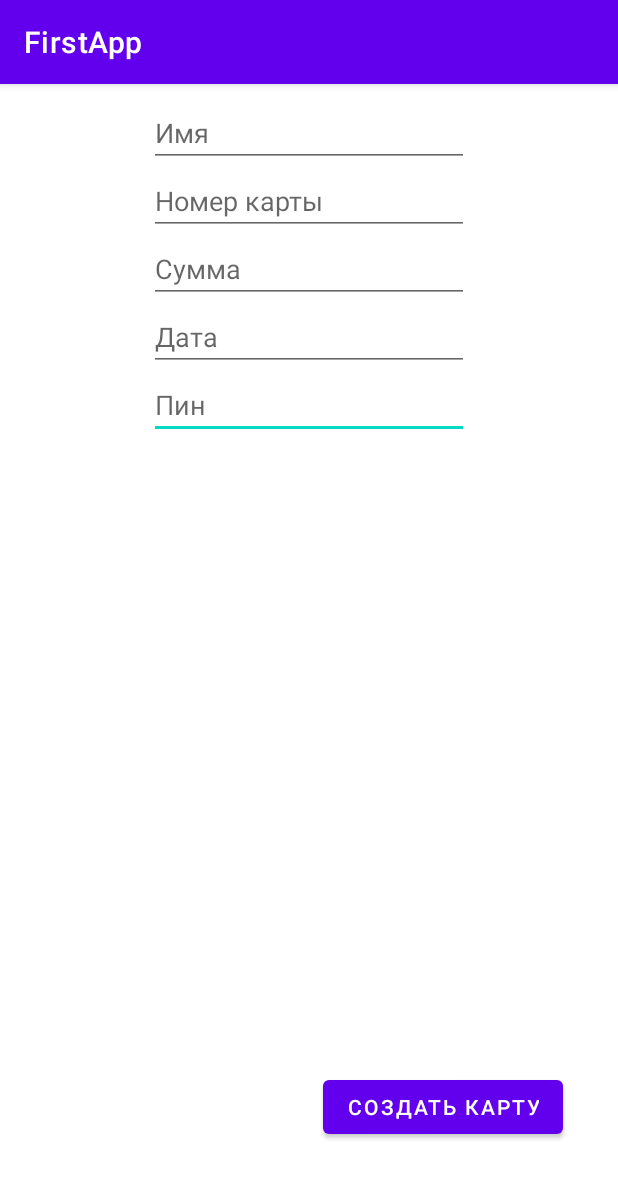
After one commit to DenisAndr/FirstAppTest, an Android app: the AddCardActivity screen opened directly, with no data from a screen before it, on a phone screen of 412 x 824 dp. The commit adds this screen. Shown: the top 1178 px of the screen. Run offline under Robolectric (Android 15) with nearby library versions, the phone set to English and light mode, and no system bars.

Commit message:
Add Card activity created

```diff
--- a/app/src/main/AndroidManifest.xml
+++ b/app/src/main/AndroidManifest.xml
@@ -11,6 +11,7 @@
         android:roundIcon="@mipmap/ic_launcher_round"
         android:supportsRtl="true"
         android:theme="@style/Theme.FirstApp">
+        <activity android:name=".AddCardActivity"></activity>
         <activity android:name=".MainActivity">
             <intent-filter>
                 <action android:name="android.intent.action.MAIN" />
--- /dev/null
+++ b/app/src/main/java/de/ludetis/firstapp/AddCardActivity.java
@@ -0,0 +1,50 @@
+package de.ludetis.firstapp;
+
+import androidx.appcompat.app.AppCompatActivity;
+
+import android.os.Bundle;
+import android.view.View;
+import android.widget.Button;
+import android.widget.EditText;
+import android.widget.Toast;
+
+import de.ludetis.firstapp.data.BankCard;
+
+public class AddCardActivity extends AppCompatActivity {
+
+    @Override
+    protected void onCreate(Bundle savedInstanceState) {
+        super.onCreate(savedInstanceState);
+        setContentView(R.layout.activity_add_card);
+
+        Button createCard = findViewById(R.id.buttonAddCard);
+        createCard.setOnClickListener(new View.OnClickListener() {
+            @Override
+            public void onClick(View v) {
+
+                String name = ((EditText) findViewById(R.id.editTextName)).getText().toString();
+                String num = ((EditText) findViewById(R.id.editTextNumber)).getText().toString();
+                String sum = ((EditText) findViewById(R.id.editTextSum)).getText().toString();
+                String date = ((EditText) findViewById(R.id.editTextDate)).getText().toString();
+                String pin = ((EditText) findViewById(R.id.editTextPin)).getText().toString();
+
+                if (name.isEmpty() || num.isEmpty() || sum.isEmpty() || date.isEmpty() || pin.isEmpty()) {
+                    Toast.makeText(AddCardActivity.this, "Не все поля заполнены.", Toast.LENGTH_SHORT).show();
+                    return;
+                }
+
+                try {
+                    BankCardsManager.getInstance().add(new BankCard(name, num, Float.parseFloat(sum), date, Integer.parseInt(pin)));
+                } catch (NumberFormatException e) {
+                    e.printStackTrace();
+                    Toast.makeText(AddCardActivity.this, "Неправильно заполнены поля", Toast.LENGTH_SHORT).show();
+                    return;
+                }
+
+                Toast.makeText(AddCardActivity.this, "Карта успешно создана", Toast.LENGTH_SHORT).show();
+                finish();
+            }
+        });
+
+    }
+}
--- a/app/src/main/java/de/ludetis/firstapp/MyRecyclerViewAdapter.java
+++ b/app/src/main/java/de/ludetis/firstapp/MyRecyclerViewAdapter.java
@@ -17,9 +17,9 @@ import de.ludetis.firstapp.data.NeBankCard;
 
 public class MyRecyclerViewAdapter extends RecyclerView.Adapter<MyRecyclerViewAdapter.BankCardViewHolder> {
 
-    private final List<Card> bankCardList;
+    private final IBankCardsManager bankCardList;
 
-    public MyRecyclerViewAdapter(List<Card> bankCardList) {
+    public MyRecyclerViewAdapter(IBankCardsManager bankCardList) {
         this.bankCardList = bankCardList;
     }
 
--- /dev/null
+++ b/app/src/main/res/layout/activity_add_card.xml
@@ -0,0 +1,78 @@
+<?xml version="1.0" encoding="utf-8"?>
+<androidx.constraintlayout.widget.ConstraintLayout xmlns:android="http://schemas.android.com/apk/res/android"
+    xmlns:app="http://schemas.android.com/apk/res-auto"
+    xmlns:tools="http://schemas.android.com/tools"
+    android:layout_width="match_parent"
+    android:layout_height="match_parent"
+    tools:context=".AddCardActivity">
+
+    <EditText
+        android:id="@+id/editTextPin"
+        android:layout_width="wrap_content"
+        android:layout_height="wrap_content"
+        android:ems="10"
+        android:hint="Пин"
+        android:inputType="numberSigned"
+        app:layout_constraintEnd_toEndOf="parent"
+        app:layout_constraintStart_toStartOf="parent"
+        app:layout_constraintTop_toBottomOf="@+id/editTextDate" />
+
+    <EditText
+        android:id="@+id/editTextNumber"
+        android:layout_width="wrap_content"
+        android:layout_height="wrap_content"
+        android:ems="10"
+        android:hint="Номер карты"
+        android:inputType="numberDecimal"
+        app:layout_constraintEnd_toEndOf="parent"
+        app:layout_constraintStart_toStartOf="parent"
+        app:layout_constraintTop_toBottomOf="@+id/editTextName" />
+
+    <EditText
+        android:id="@+id/editTextName"
+        android:layout_width="wrap_content"
+        android:layout_height="wrap_content"
+        android:layout_marginTop="10dp"
+        android:ems="10"
+        android:hint="Имя"
+        android:inputType="textPersonName"
+        app:layout_constraintEnd_toEndOf="parent"
+        app:layout_constraintStart_toStartOf="parent"
+        app:layout_constraintTop_toTopOf="parent" />
+
+    <EditText
+        android:id="@+id/editTextDate"
+        android:layout_width="wrap_content"
+        android:layout_height="wrap_content"
+        android:ems="10"
+        android:hint="Дата"
+        android:inputType="date"
+        app:layout_constraintEnd_toEndOf="parent"
+        app:layout_constraintStart_toStartOf="parent"
+        app:layout_constraintTop_toBottomOf="@+id/editTextSum" />
+
+    <EditText
+        android:id="@+id/editTextSum"
+        android:layout_width="wrap_content"
+        android:layout_height="wrap_content"
+        android:ems="10"
+        android:hint="Сумма"
+        android:inputType="numberDecimal"
+        app:layout_constraintEnd_toEndOf="parent"
+        app:layout_constraintStart_toStartOf="parent"
+        app:layout_constraintTop_toBottomOf="@+id/editTextNumber" />
+
+    <Button
+        android:id="@+id/buttonAddCard"
+        android:layout_width="wrap_content"
+        android:layout_height="wrap_content"
+        android:text="Создать карту"
+        app:layout_constraintBottom_toBottomOf="parent"
+        app:layout_constraintEnd_toEndOf="parent"
+        app:layout_constraintHorizontal_bias="0.855"
+        app:layout_constraintStart_toStartOf="parent"
+        app:layout_constraintTop_toBottomOf="@+id/editTextPin"
+        app:layout_constraintVertical_bias="0.872" />
+
+
+</androidx.constraintlayout.widget.ConstraintLayout>
```
Also changed, not shown: app/src/main/java/de/ludetis/firstapp/BankCardsManager.java (added, +41 -0 lines), app/src/main/java/de/ludetis/firstapp/IBankCardsManager.java (added, +9 -0 lines), app/src/main/java/de/ludetis/firstapp/MainActivity.java (+20 -57 lines), app/src/main/res/layout/activity_main_1.xml (+16 -2 lines).
